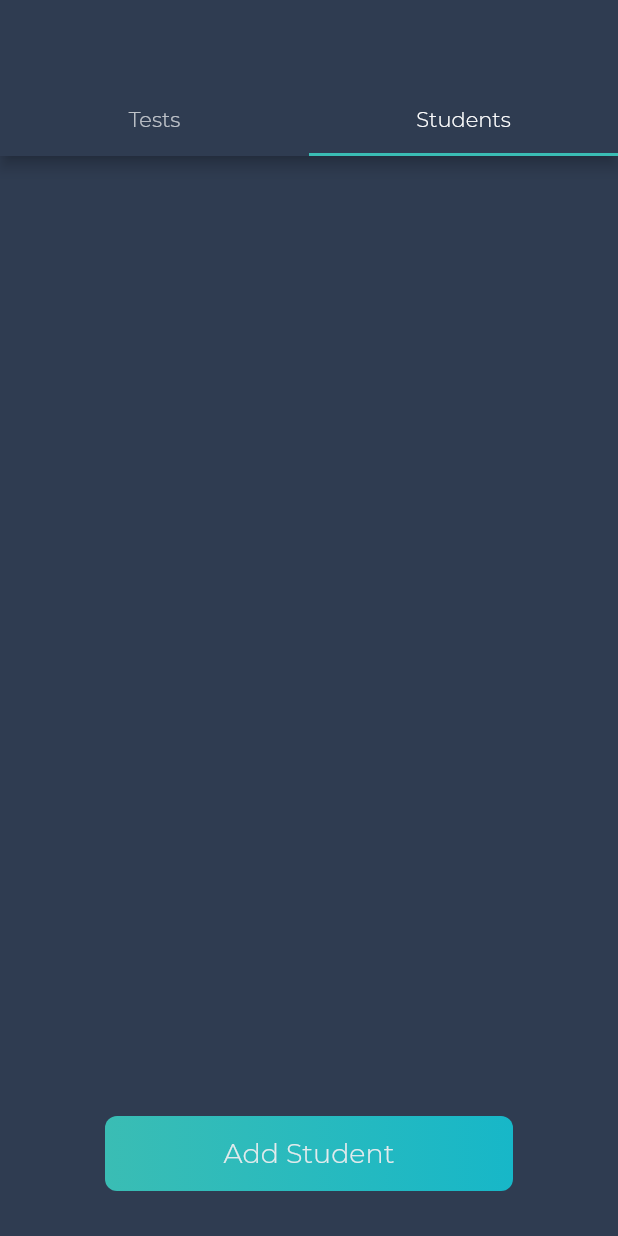
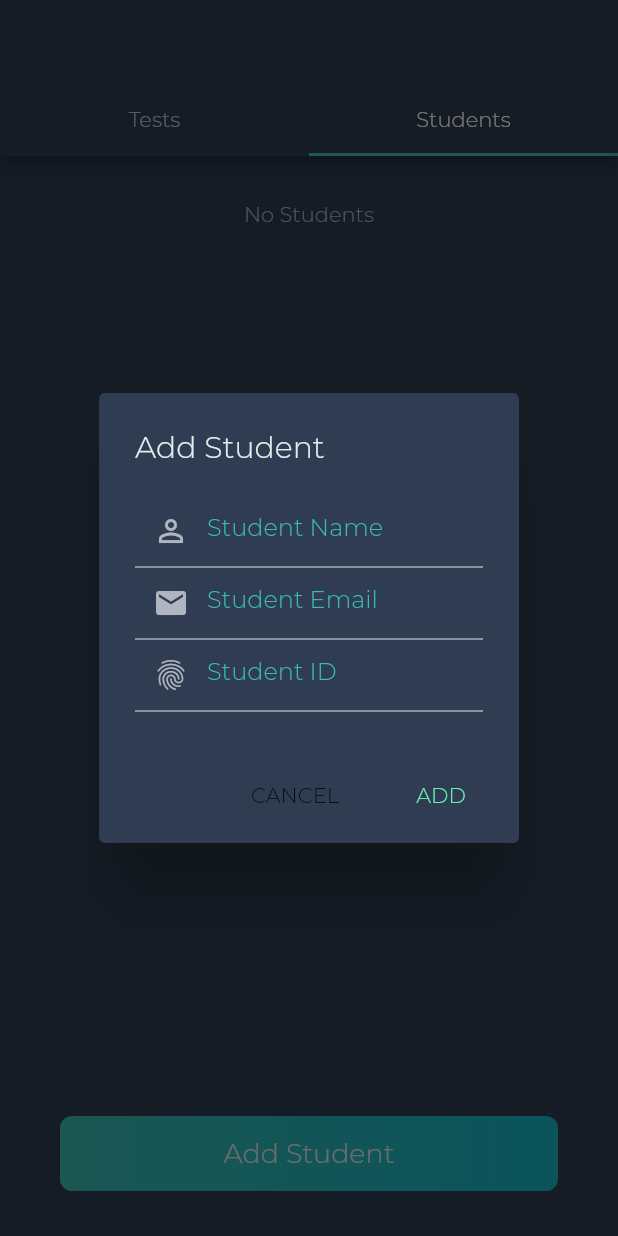
Before and after one commit to AndresGutierrez01/ScanIt, a Flutter app: the Class screen opened directly with empty values, tab 2 chosen, after a tap on "Add Student", on a phone screen of 412 x 824 dp. Run offline on Flutter 3.47's test engine with Material 2 defaults, Android fonts, the phone set to English and light mode, and no system bars; our stand-ins replace cloud_firestore, firebase_auth, flutter_colorpicker, flutter_slidable, flutter_spinkit; accounts and stored records are empty.

Commit message:
created student functionality

```diff
--- a/MobileApp/scanit/lib/pages/Class.dart
+++ b/MobileApp/scanit/lib/pages/Class.dart
@@ -1,7 +1,13 @@
+import 'package:cloud_firestore/cloud_firestore.dart';
 import 'package:flutter/material.dart';
 import 'package:scanit/utilites/AppColors.dart';
+import 'package:scanit/utilites/FirestoreStreams.dart';
+import 'package:scanit/utilites/FirestoreTasks.dart';
+import 'package:scanit/widgets/AddStudentForm.dart';
+import 'package:scanit/widgets/CenterLoad.dart';
+import 'package:scanit/widgets/EditStudentForm.dart';
 import 'package:scanit/widgets/FormButton.dart';
-
+import 'package:scanit/widgets/StudentTile.dart';
 
 class Class extends StatefulWidget {
   final String title;
@@ -17,6 +23,68 @@ class Class extends StatefulWidget {
 }
 
 class _ClassState extends State<Class> {
+  final TextEditingController studentName = TextEditingController(text: "");
+  final TextEditingController studentId = TextEditingController(text: "");
+  final TextEditingController studentEmail = TextEditingController(text: "");
+
+  addStudentDialog() {
+    clearControllers();
+    showDialog<void>(
+      barrierDismissible: false,
+      context: context,
+      builder: (BuildContext context) {
+        return AddStudentForm(
+          nameCtr: studentName,
+          idCtr: studentId,
+          emailCtr: studentEmail,
+          onAdd: addStudent,
+        );
+      },
+    );
+  }
+
+  addStudent() {
+    FirestoreTasks.addStudent(
+        widget.id, studentName.text, studentEmail.text, studentId.text);
+    Navigator.of(context).pop();
+    clearControllers();
+  }
+
+  editStudentDialog(String id, Map data) {
+    studentName.text = data['name'];
+    studentEmail.text = data['email'];
+    studentId.text = data['id'];
+
+    showDialog<void>(
+      barrierDismissible: false,
+      context: context,
+      builder: (BuildContext context) {
+        return EditStudentForm(
+          nameCtr: studentName,
+          idCtr: studentId,
+          emailCtr: studentEmail,
+          onAdd: () => editStudent(id),
+        );
+      },
+    );
+  }
+
+  editStudent(String id) {
+    FirestoreTasks.editStudent(
+        widget.id, id, studentName.text, studentEmail.text, studentId.text);
+    Navigator.of(context).pop();
+  }
+
+  deleteStudent(String id) {
+    FirestoreTasks.deleteStudent(widget.id, id);
+  }
+
+  clearControllers() {
+    studentName.clear();
+    studentId.clear();
+    studentEmail.clear();
+  }
+
   @override
   Widget build(BuildContext context) {
     return DefaultTabController(
@@ -27,10 +95,15 @@ class _ClassState extends State<Class> {
             indicatorColor: AppColors.aqua,
             tabs: <Widget>[
               Tab(text: "Tests"),
-              Tab(text: "Students",)
+              Tab(
+                text: "Students",
+              )
             ],
           ),
-          title: Text(widget.title, style: TextStyle(color: AppColors.aqua),),
+          title: Text(
+            widget.title,
+            style: TextStyle(color: AppColors.aqua),
+          ),
         ),
         body: TabBarView(
           children: <Widget>[
@@ -43,21 +116,50 @@ class _ClassState extends State<Class> {
                   Text(""),
                   FormButton(
                     text: ("Create Test"),
-                    onTap: ()=>{},
+                    onTap: () => {},
                   )
                 ],
               ),
             ),
             Container(
-              padding: EdgeInsets.all(30),
+              padding: EdgeInsets.only(top: 30, bottom: 30),
               color: AppColors.background,
               child: Column(
                 mainAxisAlignment: MainAxisAlignment.spaceBetween,
                 children: <Widget>[
-                  Text(""),
+                  Container(
+                    child: StreamBuilder<QuerySnapshot>(
+                      stream: FirestoreStreams.studentsStream(widget.id),
+                      builder: (context, students) {
+                        if (students.hasData) {
+                          List studentDocs = students.data.documents;
+                          if (studentDocs.isEmpty) {
+                            return Center(
+                              child: Text("No Students",
+                                  style: TextStyle(color: AppColors.gray)),
+                            );
+                          }
+                          return Expanded(
+                            child: ListView.builder(
+                              itemCount: studentDocs.length,
+                              itemBuilder: (context, index) {
+                                return StudentTile(
+                                  studentData: studentDocs[index].data,
+                                  studentId: studentDocs[index].documentID,
+                                  onDelete: deleteStudent,
+                                  onEdit: editStudentDialog,
+                                );
+                              },
+                            ),
+                          );
+                        }
+                        return CenterLoad();
+                      },
+                    ),
+                  ),
                   FormButton(
                     text: ("Add Student"),
-                    onTap: ()=>{},
+                    onTap: addStudentDialog,
                   )
                 ],
               ),
--- a/MobileApp/scanit/lib/utilites/FirestoreStreams.dart
+++ b/MobileApp/scanit/lib/utilites/FirestoreStreams.dart
@@ -2,11 +2,19 @@ import 'package:cloud_firestore/cloud_firestore.dart';
 import 'package:scanit/utilites/Auth.dart';
 
 class FirestoreStreams {
+  static DocumentReference _user =
+      Firestore.instance.collection('users').document(Auth.uid);
+
   static Stream<QuerySnapshot> classesStream() {
-    return Firestore.instance
-        .collection('users')
-        .document(Auth.uid)
+    return _user.collection('classes').orderBy('name').snapshots();
+  }
+
+  static Stream<QuerySnapshot> studentsStream(String classId) {
+    return _user
         .collection('classes')
+        .document(classId)
+        .collection('students')
+        .orderBy('name')
         .snapshots();
   }
 }
--- a/MobileApp/scanit/lib/utilites/FirestoreTasks.dart
+++ b/MobileApp/scanit/lib/utilites/FirestoreTasks.dart
@@ -5,6 +5,9 @@ class FirestoreTasks {
   static void createUser(String uid) {
     Firestore.instance.collection('users').document(uid).setData({});
   }
+
+  static DocumentReference _user =
+      Firestore.instance.collection('users').document(Auth.uid);
 
   static void createClass(
       String className, String classNumber, String classSection, int color) {
@@ -40,10 +43,44 @@ class FirestoreTasks {
         .collection('classes')
         .document(classId)
         .updateData({
-          'name': className,
-          'number': classNumber,
-          'section': classSection,
-          'color': color
+      'name': className,
+      'number': classNumber,
+      'section': classSection,
+      'color': color
+    });
+  }
+
+  static void addStudent(String classId, String studentName,
+      String studentEmail, String studentId) {
+    Firestore.instance
+        .collection('users')
+        .document(Auth.uid)
+        .collection('classes')
+        .document(classId)
+        .collection('students')
+        .document()
+        .setData({'name': studentName, 'email': studentEmail, 'id': studentId});
+  }
+
+  static void deleteStudent(String classId, String studentId) {
+    _user
+        .collection('classes')
+        .document(classId)
+        .collection('students')
+        .document(studentId)
+        .delete();
+  }
+
+  static void editStudent(String classId, String studentId, String name, String email, String id) {
+    _user
+        .collection('classes')
+        .document(classId)
+        .collection('students')
+        .document(studentId)
+        .updateData({
+          'name': name,
+          'email':email,
+          'id': id
         });
   }
 }
--- /dev/null
+++ b/MobileApp/scanit/lib/widgets/AddStudentForm.dart
@@ -0,0 +1,89 @@
+import 'package:flutter/material.dart';
+import 'package:scanit/utilites/AppColors.dart';
+
+class AddStudentForm extends StatelessWidget {
+  final TextEditingController nameCtr;
+  final TextEditingController idCtr;
+  final TextEditingController emailCtr;
+  final VoidCallback onAdd;
+  AddStudentForm(
+      {@required this.nameCtr,
+      @required this.idCtr,
+      @required this.emailCtr,
+      @required this.onAdd
+      });
+
+  @override
+  Widget build(BuildContext context) {
+    return AlertDialog(
+      backgroundColor: AppColors.background,
+      title: Text(
+        'Add Student',
+        style: TextStyle(color: AppColors.white),
+      ),
+      content: SingleChildScrollView(
+        child: Container(
+          decoration: BoxDecoration(borderRadius: BorderRadius.circular(10)),
+          child: Column(
+            children: <Widget>[
+              TextField(
+                controller: nameCtr,
+                style: TextStyle(color: AppColors.aqua),
+                decoration: InputDecoration(
+                    prefixIcon: Icon(Icons.person_outline, color: AppColors.gray),
+                    hintText: "Student Name",
+                    hintStyle: TextStyle(color: AppColors.aqua),
+                    border: InputBorder.none),
+              ),
+              Divider(
+                color: AppColors.white,
+                height: 0,
+              ),
+              TextField(
+                controller: emailCtr,
+                style: TextStyle(color: AppColors.aqua),
+                decoration: InputDecoration(
+                    prefixIcon: Icon(Icons.email, color: AppColors.gray),
+                    hintText: "Student Email",
+                    hintStyle: TextStyle(color: AppColors.aqua),
+                    border: InputBorder.none),
+              ),
+              Divider(
+                color: AppColors.white,
+                height: 0,
+              ),
+              TextField(
+                controller: idCtr,
+                style: TextStyle(color: AppColors.aqua),
+                decoration: InputDecoration(
+                    prefixIcon: Icon(Icons.fingerprint, color: AppColors.gray),
+                    hintText: "Student ID",
+                    hintStyle: TextStyle(color: AppColors.aqua),
+                    border: InputBorder.none),
+              ),
+              Divider(
+                color: AppColors.white,
+                height: 0,
+              ),
+            ],
+          ),
+        ),
+      ),
+      actions: <Widget>[
+        FlatButton(
+          child: const Text('CANCEL'),
+          onPressed: () {
+            Navigator.of(context).pop();
+          },
+        ),
+        FlatButton(
+          child: Text(
+            'ADD',
+            style: TextStyle(color: Colors.greenAccent),
+          ),
+          onPressed: onAdd,
+        )
+      ],
+    );
+  }
+}
```
Also changed, not shown: MobileApp/scanit/lib/widgets/AddCourseButton.dart (deleted, +0 -19 lines), MobileApp/scanit/lib/widgets/EditStudentForm.dart (added, +89 -0 lines), MobileApp/scanit/lib/widgets/StudentTile.dart (added, +70 -0 lines). Lines whose indentation alone changed are shown as unchanged.
